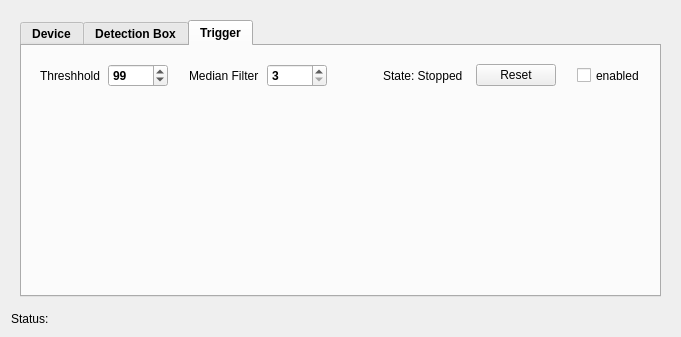
First picture: the form in src/plugin/grab_detector/grab_detector_plugin.ui, repository janelia-idf/bias, before the edit.
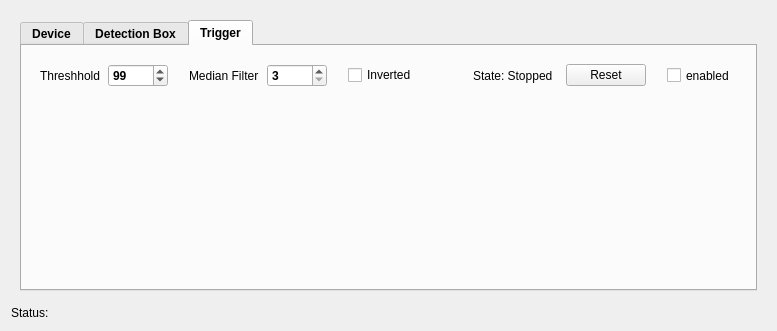
Second picture: the form after the edit. The open tabs and pages were chosen to show the change. Custom widgets are drawn as their Qt base class.

Commit message: Added inverted checkbox to grab detector plugin trigger settings. This enables to the user to switch between rising edge and falling edge type triggers.

Diff of the .ui file:
```diff
--- a/src/plugin/grab_detector/grab_detector_plugin.ui
+++ b/src/plugin/grab_detector/grab_detector_plugin.ui
@@ -6,8 +6,8 @@
    <rect>
     <x>0</x>
     <y>0</y>
-    <width>681</width>
-    <height>337</height>
+    <width>777</width>
+    <height>331</height>
    </rect>
   </property>
   <property name="windowTitle">
@@ -916,7 +916,7 @@
               </widget>
              </item>
              <item>
-              <spacer name="horizontalSpacer_4">
+              <spacer name="horizontalSpacer_20">
                <property name="orientation">
                 <enum>Qt::Horizontal</enum>
                </property>
@@ -984,6 +984,38 @@
                </property>
               </widget>
              </item>
+             <item>
+              <spacer name="horizontalSpacer_4">
+               <property name="orientation">
+                <enum>Qt::Horizontal</enum>
+               </property>
+               <property name="sizeType">
+                <enum>QSizePolicy::Fixed</enum>
+               </property>
+               <property name="sizeHint" stdset="0">
+                <size>
+                 <width>15</width>
+                 <height>20</height>
+                </size>
+               </property>
+              </spacer>
+             </item>
+             <item>
+              <widget class="QCheckBox" name="trigInvertedCheckBoxPtr">
+               <property name="font">
+                <font>
+                 <weight>50</weight>
+                 <bold>false</bold>
+                </font>
+               </property>
+               <property name="text">
+                <string>Inverted</string>
+               </property>
+               <property name="checked">
+                <bool>false</bool>
+               </property>
+              </widget>
+             </item>
              <item>
               <spacer name="horizontalSpacer_5">
                <property name="orientation">
```
The commit also changes 4 other files.
